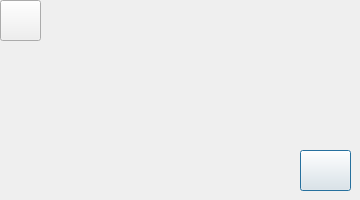
The window that ui/login_dialog_mfa.ui (awesome121/Peer-Review-Research-Tool) describes before a commit, drawn with Qt 5.
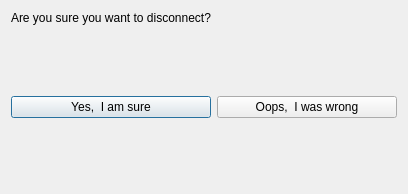
The same window after the commit. Icons and pictures are not drawn.

The edit to the form file:
```diff
--- a/ui/login_dialog_mfa.ui
+++ b/ui/login_dialog_mfa.ui
@@ -6,47 +6,31 @@
    <rect>
     <x>0</x>
     <y>0</y>
-    <width>360</width>
-    <height>200</height>
+    <width>408</width>
+    <height>194</height>
    </rect>
   </property>
   <property name="windowTitle">
    <string>Dialog</string>
   </property>
+  <layout class="QGridLayout" name="gridLayout">
+   <item row="1" column="0">
   <widget class="QLabel" name="prompt_lb">
-   <property name="geometry">
-    <rect>
-     <x>30</x>
-     <y>40</y>
-     <width>281</width>
-     <height>101</height>
-    </rect>
-   </property>
    <property name="cursor">
     <cursorShape>IBeamCursor</cursorShape>
    </property>
    <property name="text">
-    <string/>
-   </property>
-  </widget>
-  <widget class="QPushButton" name="retry_btn">
-   <property name="geometry">
-    <rect>
-     <x>300</x>
-     <y>150</y>
-     <width>51</width>
-     <height>41</height>
-    </rect>
-   </property>
+      <string>Are you sure you want to disconnect?</string>
+     </property>
+    </widget>
+   </item>
+   <item row="3" column="0">
+    <widget class="QPushButton" name="disconnect_btn">
    <property name="autoFillBackground">
     <bool>true</bool>
    </property>
    <property name="text">
-    <string/>
-   </property>
-   <property name="icon">
-    <iconset>
-     <normaloff>try-again.png</normaloff>try-again.png</iconset>
+      <string>Yes,  I am sure</string>
    </property>
    <property name="iconSize">
     <size>
@@ -55,21 +39,50 @@
     </size>
    </property>
   </widget>
+   </item>
+   <item row="2" column="0">
+    <spacer name="verticalSpacer_3">
+     <property name="orientation">
+      <enum>Qt::Vertical</enum>
+     </property>
+     <property name="sizeHint" stdset="0">
+      <size>
+       <width>20</width>
+       <height>40</height>
+      </size>
+     </property>
+    </spacer>
+   </item>
+   <item row="4" column="1">
+    <spacer name="verticalSpacer">
+     <property name="orientation">
+      <enum>Qt::Vertical</enum>
+     </property>
+     <property name="sizeHint" stdset="0">
+      <size>
+       <width>20</width>
+       <height>40</height>
+      </size>
+     </property>
+    </spacer>
+   </item>
+   <item row="4" column="0">
+    <spacer name="verticalSpacer_2">
+     <property name="orientation">
+      <enum>Qt::Vertical</enum>
+     </property>
+     <property name="sizeHint" stdset="0">
+      <size>
+       <width>20</width>
+       <height>40</height>
+      </size>
+     </property>
+    </spacer>
+   </item>
+   <item row="3" column="1">
   <widget class="QPushButton" name="back_btn">
-   <property name="geometry">
-    <rect>
-     <x>0</x>
-     <y>0</y>
-     <width>41</width>
-     <height>41</height>
-    </rect>
-   </property>
    <property name="text">
-    <string/>
-   </property>
-   <property name="icon">
-    <iconset>
-     <normaloff>left-arrow.png</normaloff>left-arrow.png</iconset>
+      <string>Oops,  I was wrong</string>
    </property>
    <property name="iconSize">
     <size>
@@ -78,6 +91,8 @@
     </size>
    </property>
   </widget>
+   </item>
+  </layout>
  </widget>
  <resources/>
  <connections/>
```
Lines whose indentation alone changed are shown as unchanged.
